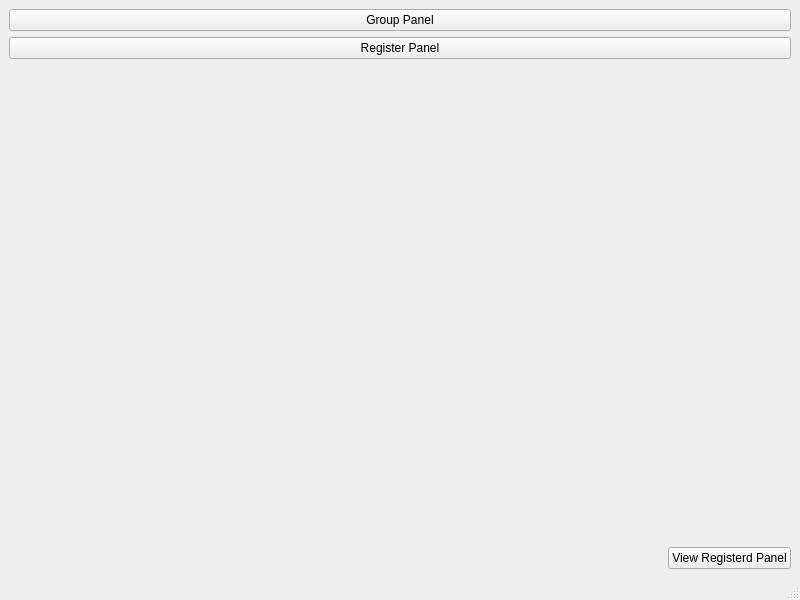
First picture: the form in mainwindow.ui, repository Paresh-e/Tarbiat, before the edit.
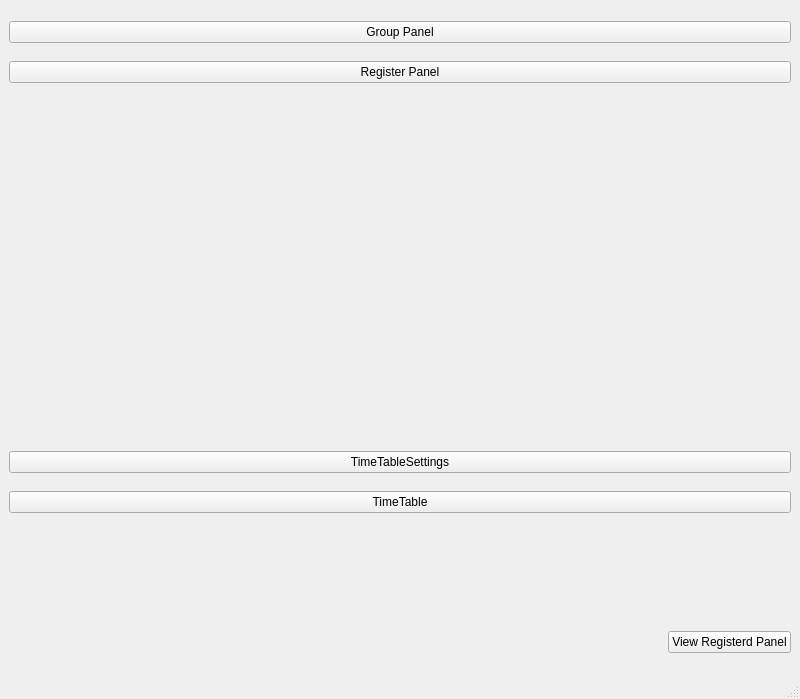
Second picture: the form after the edit.

What changed in the file:
```diff
--- a/mainwindow.ui
+++ b/mainwindow.ui
@@ -7,7 +7,7 @@
     <x>0</x>
     <y>0</y>
     <width>800</width>
-    <height>600</height>
+    <height>699</height>
    </rect>
   </property>
   <property name="windowTitle">
@@ -35,12 +35,42 @@
        <enum>Qt::Orientation::Vertical</enum>
       </property>
       <property name="sizeType">
-       <enum>QSizePolicy::Policy::Expanding</enum>
+       <enum>QSizePolicy::Policy::Fixed</enum>
       </property>
       <property name="sizeHint" stdset="0">
        <size>
         <width>20</width>
-        <height>40</height>
+        <height>350</height>
+       </size>
+      </property>
+     </spacer>
+    </item>
+    <item>
+     <widget class="QPushButton" name="TimeTableSettingsButton">
+      <property name="text">
+       <string>TimeTableSettings</string>
+      </property>
+     </widget>
+    </item>
+    <item>
+     <widget class="QPushButton" name="TimeTableButton">
+      <property name="text">
+       <string>TimeTable</string>
+      </property>
+     </widget>
+    </item>
+    <item>
+     <spacer name="verticalSpacer_2">
+      <property name="orientation">
+       <enum>Qt::Orientation::Vertical</enum>
+      </property>
+      <property name="sizeType">
+       <enum>QSizePolicy::Policy::Fixed</enum>
+      </property>
+      <property name="sizeHint" stdset="0">
+       <size>
+        <width>20</width>
+        <height>100</height>
        </size>
       </property>
      </spacer>
@@ -52,10 +82,13 @@
         <property name="orientation">
          <enum>Qt::Orientation::Horizontal</enum>
         </property>
+        <property name="sizeType">
+         <enum>QSizePolicy::Policy::Expanding</enum>
+        </property>
         <property name="sizeHint" stdset="0">
          <size>
           <width>40</width>
-          <height>20</height>
+          <height>5</height>
          </size>
         </property>
        </spacer>
```
